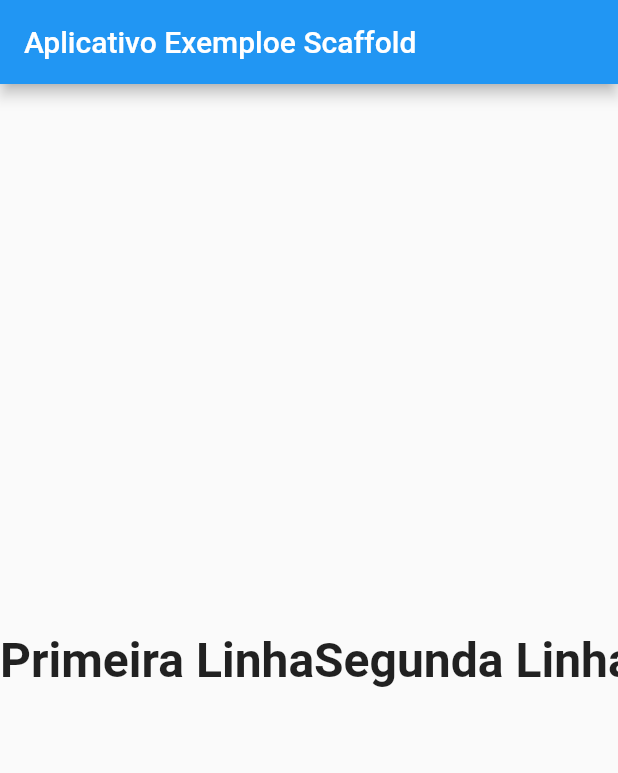
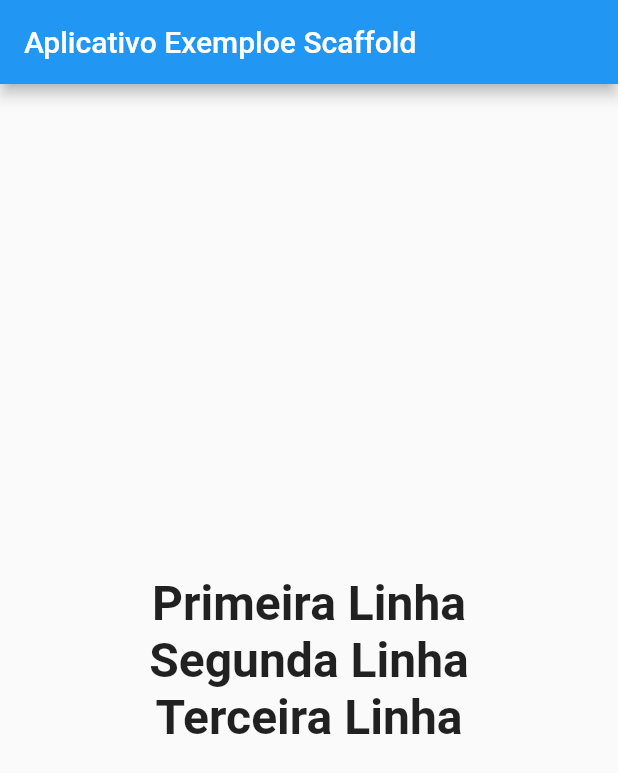
Before and after one commit to flutter-preview/andrem4rks-curso-flutter-daves, a Flutter app: the screen it shows after launch, on a phone screen of 412 x 824 dp. Shown: the top 773 px of the screen. Run offline on Flutter 3.47's test engine with Material 2 defaults, Android fonts, the phone set to English and light mode, and no system bars.

Commit message:
aula sobre columns

```diff
--- a/first_program/lib/main.dart
+++ b/first_program/lib/main.dart
@@ -21,8 +21,8 @@ class _MyAppState extends State<MyApp> {
         appBar: AppBar(
           title: Text('Aplicativo Exemploe Scaffold'),
         ),
-        body: Row(
-          mainAxisAlignment: MainAxisAlignment.spaceAround,
+        body: Column(
+          mainAxisAlignment: MainAxisAlignment.center,
 
           children: [
             Center(
@@ -44,6 +44,16 @@ class _MyAppState extends State<MyApp> {
                 ),
               ),
             ),
+
+            Center(
+              child: Text(
+                'Terceira Linha',
+                style: TextStyle(
+                  fontSize: 32,
+                  fontWeight: FontWeight.bold,
+                ),
+              ),
+            ),
           ],
         ),
       ),
```
